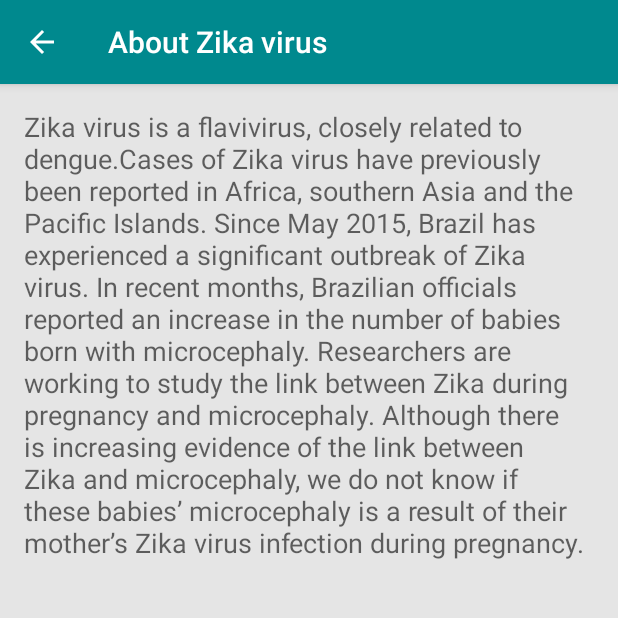
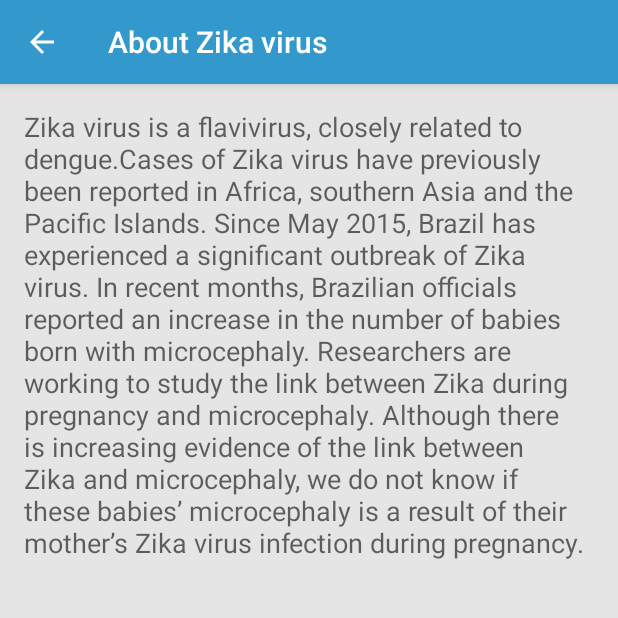
Before and after one commit to Hongyuanli/CS3892016team4, an Android app: the AboutActivity screen opened directly, with no data from a screen before it, on a phone screen of 412 x 824 dp, the top half of it. Run offline under Robolectric (Android 15) with nearby library versions, the phone set to English and light mode, and no system bars.

Commit message:
changed color scheme

```diff
--- a/app/src/main/res/values/colors.xml
+++ b/app/src/main/res/values/colors.xml
@@ -1,7 +1,7 @@
 <?xml version="1.0" encoding="utf-8"?>
 <resources>
-    <color name="colorPrimary">#00898e</color>
-    <color name="colorPrimaryDark">#005c61</color>
+    <color name="colorPrimary">#3399cc</color>
+    <color name="colorPrimaryDark">#2d89b7</color>
     <color name="colorAccent">#FFFFFF</color>
     <color name="lightGray">#e5e5e5</color>
 </resources>
```
